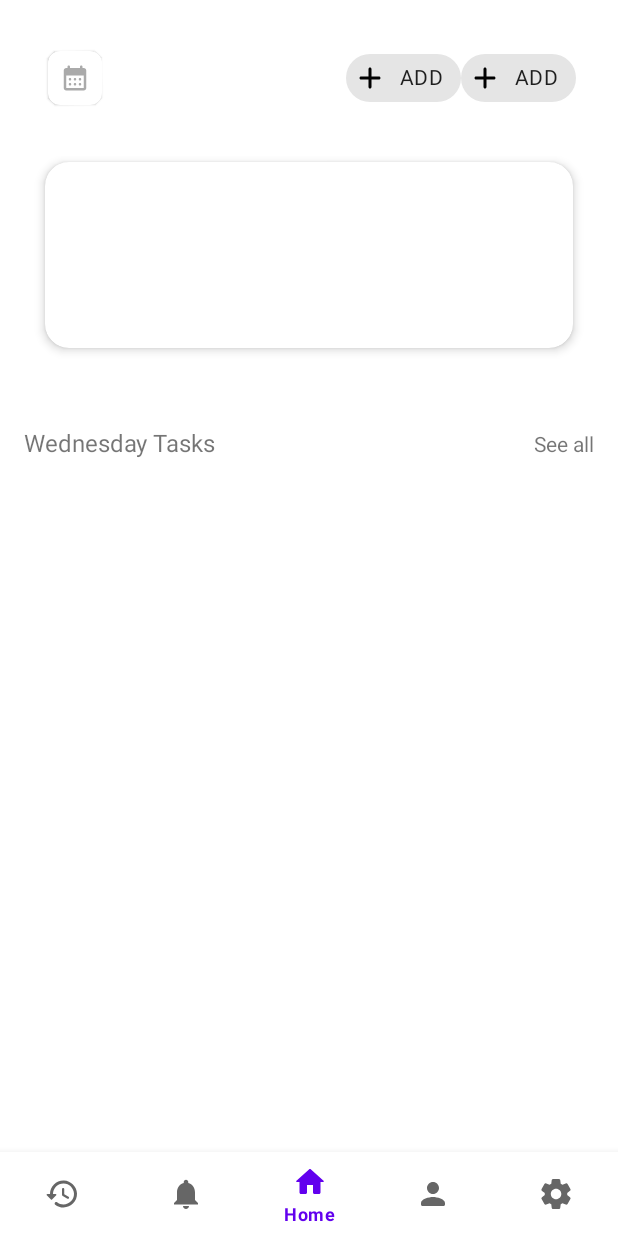
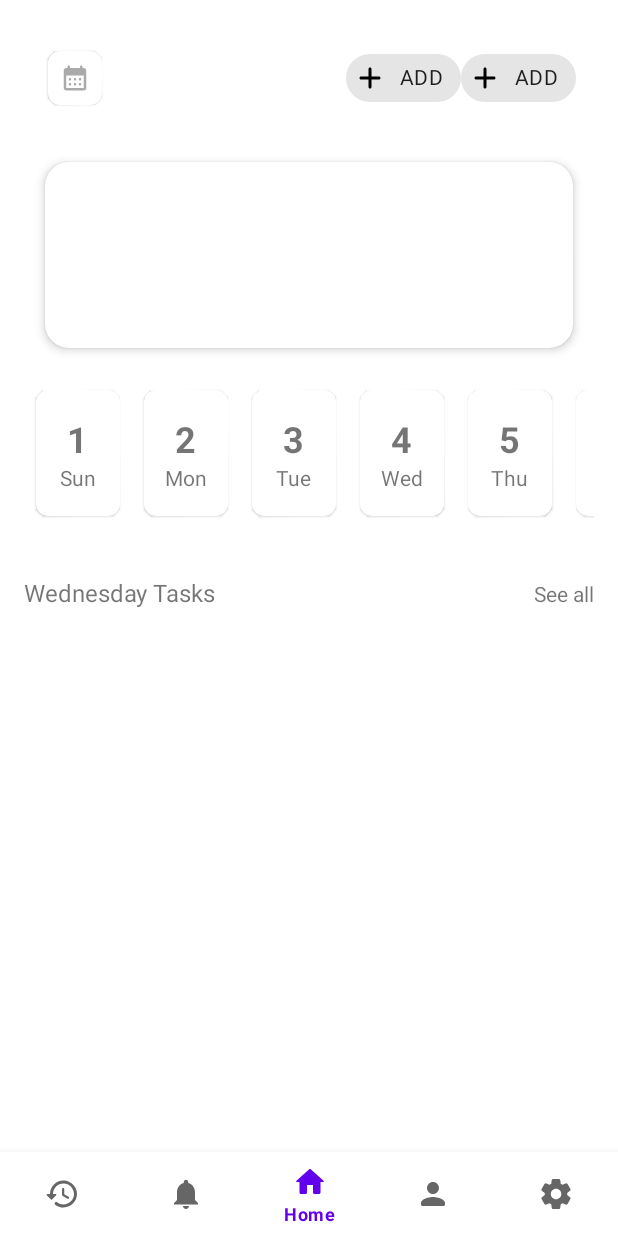
Before and after one commit to abhibarkade/TODO, an Android app: the Fragment_Home screen opened directly, with no data from a screen before it, on a phone screen of 412 x 824 dp. Run offline under Robolectric (Android 15) with nearby library versions, the phone set to English and light mode, and no system bars; our stand-ins replace Firebase (no records; nobody signed in at launch, a user with empty details on screens opened directly), Room's generated code, data binding, navigation-ui.

Commit message:
before alarms

```diff
--- a/app/src/main/AndroidManifest.xml
+++ b/app/src/main/AndroidManifest.xml
@@ -22,7 +22,7 @@
         </activity>
         <activity
             android:name=".auth.PhoneVerification"
-            android:exported="true"></activity>
+            android:exported="true" />
         <activity
             android:name=".auth.Login"
             android:exported="true">
@@ -33,9 +33,9 @@
             </intent-filter>
         </activity>
         <activity
+            android:screenOrientation="portrait"
             android:name=".MainActivity"
             android:exported="true">
-
         </activity>
 
     </application>
--- a/app/src/main/java/com/abhibarkade/todo/MainActivity.java
+++ b/app/src/main/java/com/abhibarkade/todo/MainActivity.java
@@ -29,10 +29,10 @@ public class MainActivity extends AppCompatActivity {
         setUpNav();
     }
 
-    private void setUpNav(){
+    private void setUpNav() {
         navView = binding.menu;
         NavHostFragment navHostFragment = (NavHostFragment) getSupportFragmentManager().findFragmentById(R.id.nav_host_fragment);
         NavController navController = navHostFragment.getNavController();
-        NavigationUI.setupWithNavController(navView,navController);
+        NavigationUI.setupWithNavController(navView, navController);
     }
 }
--- a/app/src/main/java/com/abhibarkade/todo/screens/Fragment_Home.java
+++ b/app/src/main/java/com/abhibarkade/todo/screens/Fragment_Home.java
@@ -13,12 +13,15 @@ import androidx.annotation.NonNull;
 import androidx.annotation.Nullable;
 import androidx.fragment.app.Fragment;
 import androidx.recyclerview.widget.ItemTouchHelper;
+import androidx.recyclerview.widget.LinearLayoutManager;
 import androidx.recyclerview.widget.RecyclerView;
 import androidx.room.Room;
 
+import com.abhibarkade.todo.adapter.CustomDaysAdapter;
 import com.abhibarkade.todo.adapter.CustomTasksAdapter;
 import com.abhibarkade.todo.databinding.CreateTodoTileBinding;
 import com.abhibarkade.todo.databinding.FragmentHomeBinding;
+import com.abhibarkade.todo.pojo.CustomDays;
 import com.abhibarkade.todo.repository.TaskRepository;
 import com.abhibarkade.todo.roomdb.DaoTask;
 import com.abhibarkade.todo.roomdb.DatabaseTodo;
@@ -32,6 +35,7 @@ import com.google.android.material.snackbar.Snackbar;
 import com.google.android.material.timepicker.MaterialTimePicker;
 import com.google.android.material.timepicker.TimeFormat;
 
+import java.util.ArrayList;
 import java.util.UUID;
 
 public class Fragment_Home extends Fragment {
@@ -54,8 +58,7 @@ public class Fragment_Home extends Fragment {
         daoTask = db.daoTask();
         taskRepo = new TaskRepository(getContext());
 
-        firestore.collection("Tasks")
-                .addSnapshotListener((value, error) -> {
+        firestore.collection("Tasks").addSnapshotListener((value, error) -> {
             Toast.makeText(getActivity(), "Firestore changed", Toast.LENGTH_SHORT).show();
             daoTask.truncateTable();
             for (EntityTask snap : value.toObjects(EntityTask.class)) {
@@ -130,17 +133,17 @@ public class Fragment_Home extends Fragment {
 
     @SuppressLint("ClickableViewAccessibility")
     void bindDaysRecyclerView() {
-//        ArrayList<CustomDays> list = new ArrayList<>();
-//        list.add(new CustomDays("Sun", 1));
-//        list.add(new CustomDays("Mon", 2));
-//        list.add(new CustomDays("Tue", 3));
-//        list.add(new CustomDays("Wed", 4));
-//        list.add(new CustomDays("Thu", 5));
-//        list.add(new CustomDays("Fri", 6));
-//        list.add(new CustomDays("Sat", 7));
+        ArrayList<CustomDays> list = new ArrayList<>();
+        list.add(new CustomDays("Sun", 1));
+        list.add(new CustomDays("Mon", 2));
+        list.add(new CustomDays("Tue", 3));
+        list.add(new CustomDays("Wed", 4));
+        list.add(new CustomDays("Thu", 5));
+        list.add(new CustomDays("Fri", 6));
+        list.add(new CustomDays("Sat", 7));
 
-//        binding.recyclerDays.setLayoutManager(new LinearLayoutManager(getActivity(), LinearLayoutManager.HORIZONTAL, false));
-//        binding.recyclerDays.setAdapter(new CustomDaysAdapter());
+        binding.recyclerDays.setLayoutManager(new LinearLayoutManager(getActivity(), LinearLayoutManager.HORIZONTAL, false));
+        binding.recyclerDays.setAdapter(new CustomDaysAdapter(list));
 
         // Tasks
         new ItemTouchHelper(new ItemTouchHelper.SimpleCallback(0, ItemTouchHelper.RIGHT) {
--- a/build.gradle
+++ b/build.gradle
@@ -4,6 +4,6 @@ buildscript {
     }
 }// Top-level build file where you can add configuration options common to all sub-projects/modules.
 plugins {
-    id 'com.android.application' version '7.4.1' apply false
-    id 'com.android.library' version '7.4.1' apply false
+    id 'com.android.application' version '7.4.2' apply false
+    id 'com.android.library' version '7.4.2' apply false
 }
```
Lines whose indentation alone changed are shown as unchanged.
